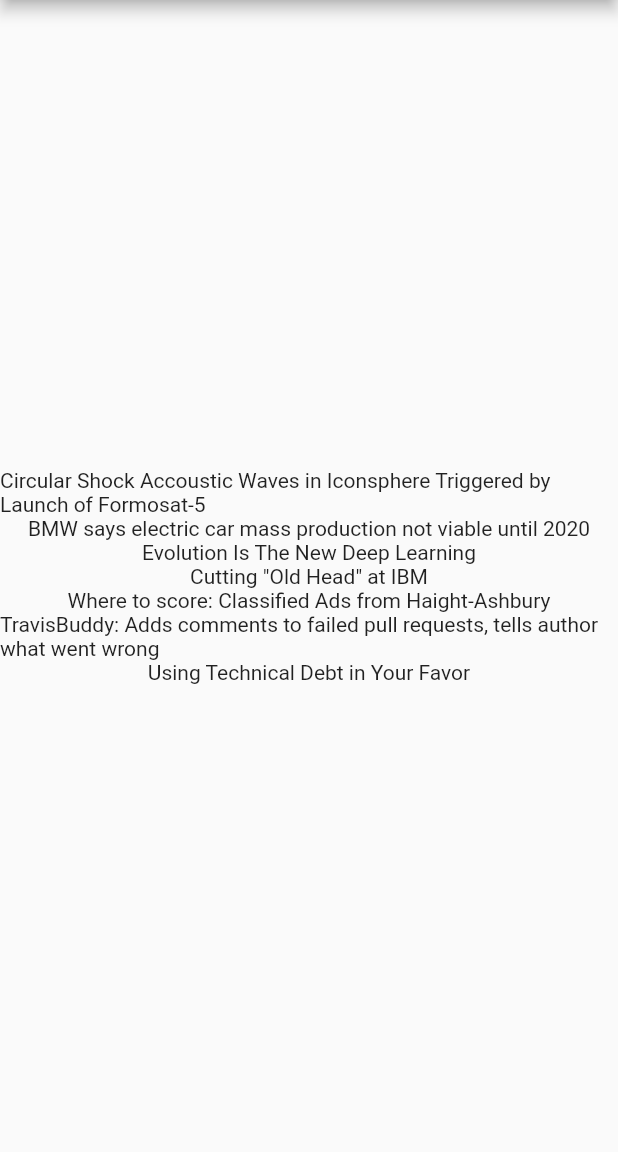
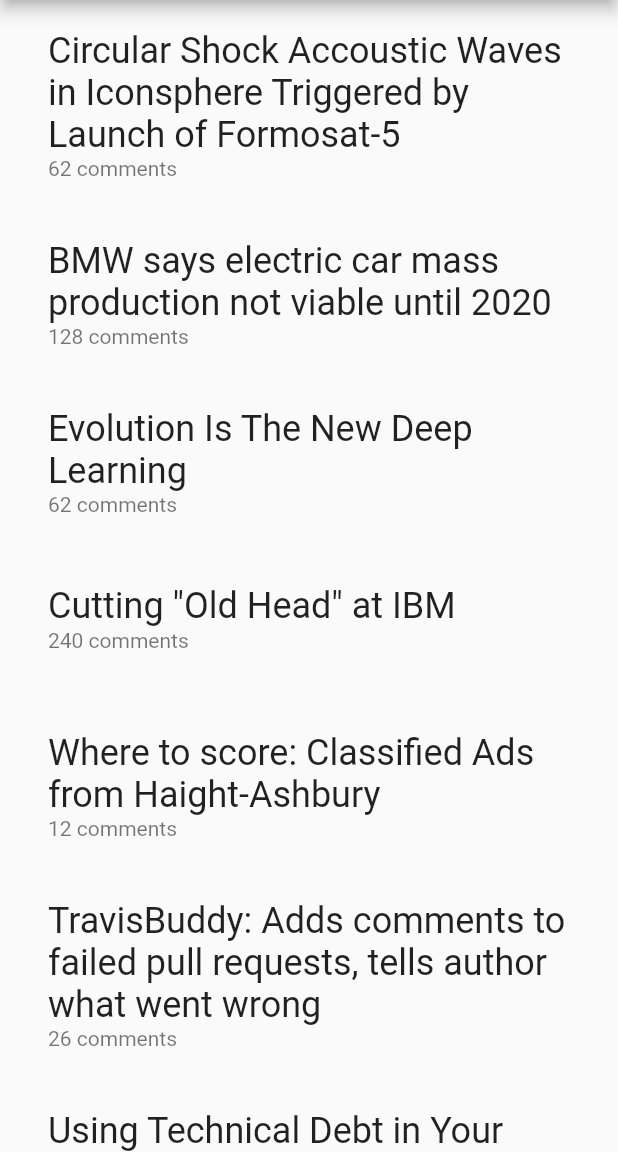
Before and after one commit to gbmahili/Flutter-Boring-apa-app, a Flutter app: the screen it shows after launch, on a phone screen of 412 x 824 dp, the part 84-1236 px from its top. Run offline on Flutter 3.47's test engine with Material 2 defaults, Android fonts, the phone set to English and light mode, and no system bars.

Commit message:
Added new listview

```diff
--- a/lib/main.dart
+++ b/lib/main.dart
@@ -31,11 +31,21 @@ class _MyHomePageState extends State<MyHomePage> {
       appBar: AppBar(
         title: Text(widget.title),
       ),
-      body: Center(
-        child: Column(
-          mainAxisAlignment: MainAxisAlignment.center,
-          children: articles.map((article) => new Text(article.text)).toList(),
-        ),
+      body: ListView(
+        children: _articles.map(_buildItem).toList(),
+      ),
+    );
+  }
+
+  Widget _buildItem(Article article) {
+    return Padding(
+      padding: const EdgeInsets.all(16.0),
+      child: ListTile(
+          title: new Text(article.text, style: new TextStyle(fontSize: 24.0),),
+          subtitle: new Text("${article.commentsCount} comments"),
+        onTap: (){
+            // TODO
+        },
       ),
     );
   }
```
